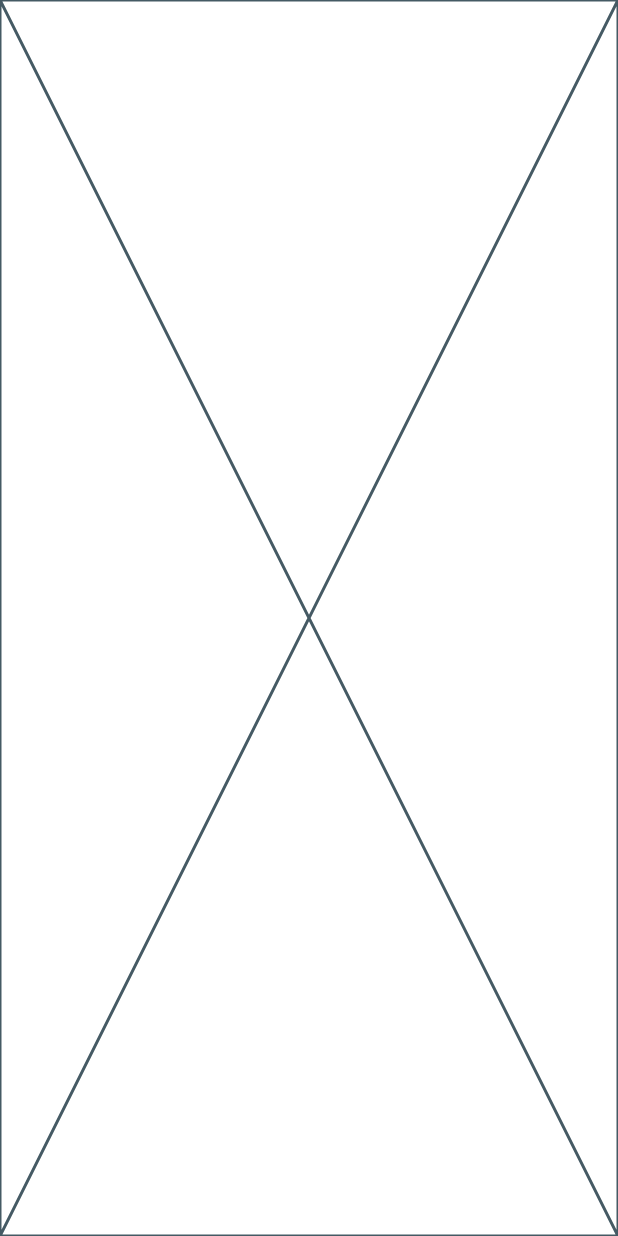
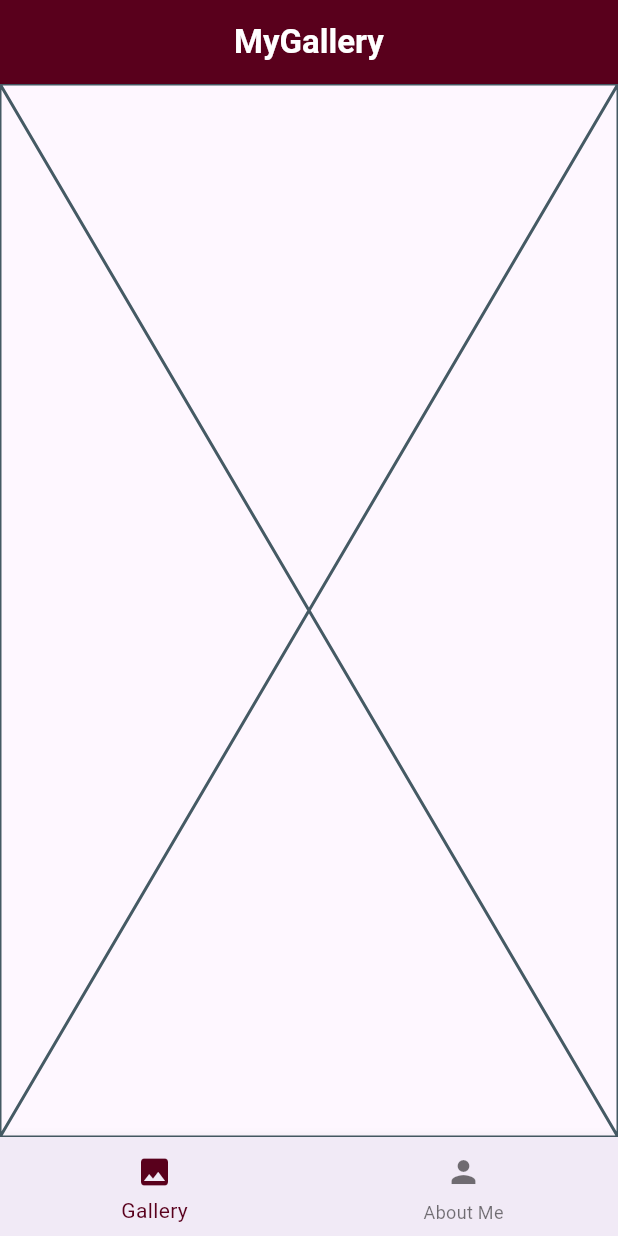
Before and after one commit to dvdaa/image_gallery, a Flutter app: the screen it shows after launch, on a phone screen of 412 x 824 dp. Run offline on Flutter 3.47's test engine with Material 3 defaults, Android fonts, the phone set to English and light mode, and no system bars.

Commit message:
add MainScreen widget to handle body switching via BottomNavigationBar

```diff
--- a/lib/main.dart
+++ b/lib/main.dart
@@ -1,4 +1,5 @@
 import 'package:flutter/material.dart';
+import 'package:image_gallery/main_screen.dart';
 
 void main() {
   runApp(const MainApp());
@@ -14,7 +15,7 @@ class MainApp extends StatelessWidget {
       scrollBehavior: MaterialScrollBehavior().copyWith(
         overscroll: false,
       ),
-      home: Placeholder(),
+      home: MainScreen(),
     );
   }
 }
--- /dev/null
+++ b/lib/main_screen.dart
@@ -0,0 +1,56 @@
+import 'package:flutter/material.dart';
+
+class MainScreen extends StatefulWidget {
+  const MainScreen({super.key});
+
+  @override
+  State<MainScreen> createState() => _MainScreenState();
+}
+
+class _MainScreenState extends State<MainScreen> {
+  int selectedScreen = 0;
+
+  @override
+  Widget build(BuildContext context) {
+    return Scaffold(
+      appBar: AppBar(
+        backgroundColor: Color.fromARGB(255, 89, 0, 28),
+        title: Center(
+          child: Text(
+            "MyGallery",
+            style: TextStyle(color: Colors.white, fontWeight: FontWeight.w600)),
+        ),
+      ),
+      body: [
+        Placeholder(), // index 0
+        Placeholder(), // index 1
+      ][selectedScreen],
+      bottomNavigationBar: BottomNavigationBar(
+        backgroundColor: Color.fromARGB(255, 241, 234, 246),
+        selectedItemColor: Color.fromARGB(255, 89, 0, 28),
+        currentIndex: selectedScreen,
+        onTap: (i) {
+          setState(() {
+            if (selectedScreen != i) selectedScreen = i;
+          },);
+        },
+        items: [
+          BottomNavigationBarItem(
+            label: "Gallery",
+            icon: Padding(
+              padding: const EdgeInsets.all(4.0),
+              child: Icon(Icons.photo),
+            ),
+          ),
+          BottomNavigationBarItem(
+            label: "About Me",
+            icon: Padding(
+              padding: const EdgeInsets.all(4.0),
+              child: Icon(Icons.person),
+            ),
+          ),
+        ],
+      ),
+    );
+  }
+}
```
